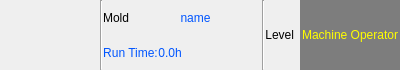
Old version of the form custom_widgets/programhead/icprogramheadframe.ui in the repository GaussCheng/2-5AxisPunch.
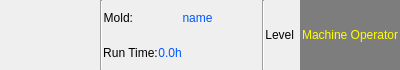
New version of the form. Custom widgets are drawn as their Qt base class.

Diff of the .ui file:
```diff
--- a/custom_widgets/programhead/icprogramheadframe.ui
+++ b/custom_widgets/programhead/icprogramheadframe.ui
@@ -76,7 +76,7 @@
        <item>
         <widget class="QLabel" name="label">
          <property name="text">
-          <string>Mold</string>
+          <string>Mold:</string>
          </property>
          <property name="alignment">
           <set>Qt::AlignRight|Qt::AlignTrailing|Qt::AlignVCenter</set>
@@ -108,10 +108,6 @@
       <layout class="QHBoxLayout" name="horizontalLayout_3">
        <item>
         <widget class="QLabel" name="autoTimeLabel_2">
-         <property name="styleSheet">
-          <string notr="true">color: rgb(85, 255, 0);
-color: rgb(0, 85, 255);</string>
-         </property>
          <property name="text">
           <string>Run Time:</string>
          </property>
```
